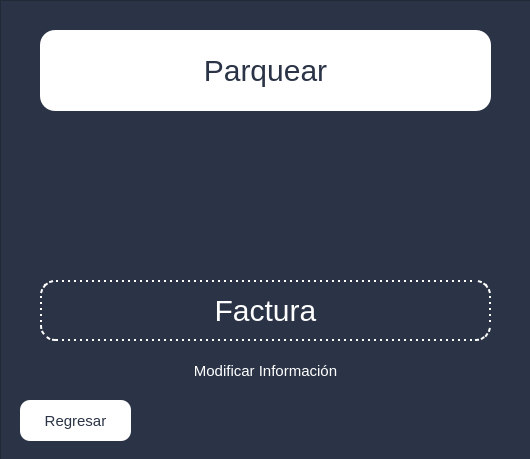
Qt form ui_py/opciones.ui (Simon010717/EasyParkingPy) before a commit.
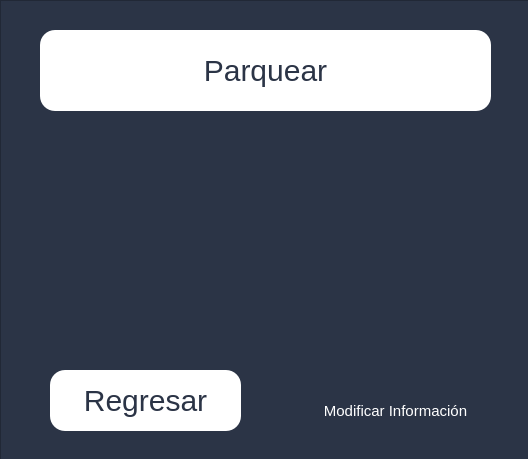
The same form after that commit.

```diff
--- a/ui_py/opciones.ui
+++ b/ui_py/opciones.ui
@@ -6,7 +6,7 @@
    <rect>
     <x>0</x>
     <y>0</y>
-    <width>530</width>
+    <width>528</width>
     <height>459</height>
    </rect>
   </property>
@@ -57,12 +57,11 @@
 border: none
 }
 #regresarButton{
-font-size:15px;
-border-radius: 10px;
 color: #2B3446;
+border-radius: 15px;
 background:white;
+font-size: 30px;
 }
-
 #regresarButton:hover{
 background:transparent;
 color: white;
@@ -71,8 +70,6 @@
 border-width: 2px;
 border-style: solid;
 }
-
-
 QLineEdit{
 background:transparent;
 color: white;
@@ -121,24 +118,11 @@
       <string>Parquear</string>
      </property>
     </widget>
-    <widget class="QPushButton" name="generarFacturaButton">
-     <property name="geometry">
-      <rect>
-       <x>40</x>
-       <y>280</y>
-       <width>451</width>
-       <height>61</height>
-      </rect>
-     </property>
-     <property name="text">
-      <string>Factura</string>
-     </property>
-    </widget>
     <widget class="QPushButton" name="modificarInfoButton">
      <property name="geometry">
       <rect>
-       <x>170</x>
-       <y>360</y>
+       <x>300</x>
+       <y>400</y>
        <width>191</width>
        <height>21</height>
       </rect>
@@ -150,10 +134,10 @@
     <widget class="QPushButton" name="regresarButton">
      <property name="geometry">
       <rect>
-       <x>20</x>
-       <y>400</y>
-       <width>111</width>
-       <height>41</height>
+       <x>50</x>
+       <y>370</y>
+       <width>191</width>
+       <height>61</height>
       </rect>
      </property>
      <property name="text">
```
Left out of the diff: 8 changed lines with no effect on the pictures.
